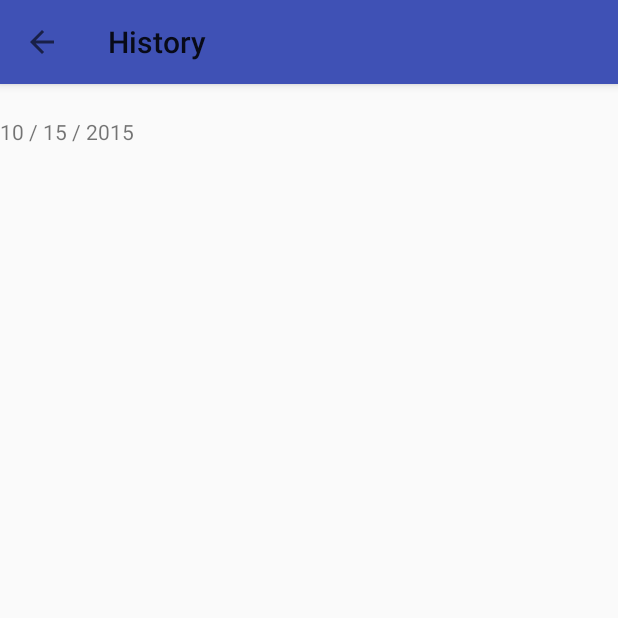
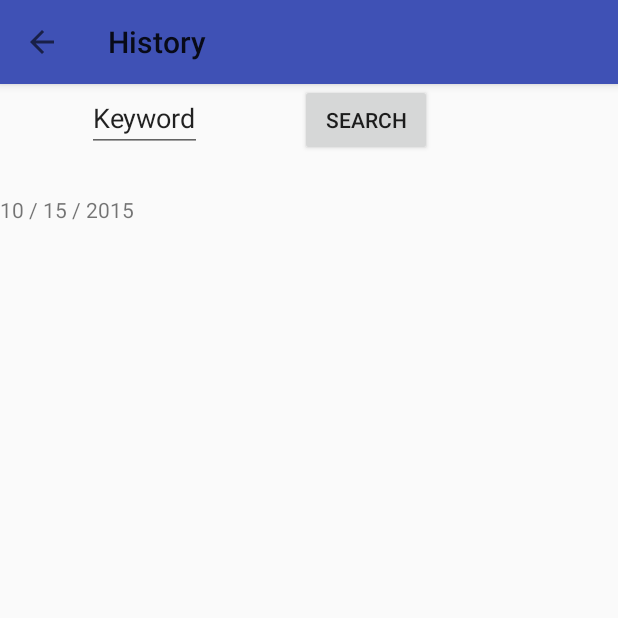
Before and after one commit to wHavelin/HackHarvard, an Android app: the ViewHistoryActivity screen opened directly, with no data from a screen before it, on a phone screen of 412 x 824 dp, the top half of it. Run offline under Robolectric (Android 15) with nearby library versions, the phone set to English and light mode, and no system bars; our stand-ins replace ButterKnife.

Commit message:
you can now search events

```diff
--- a/app/src/main/java/com/example/researchbeast/myspectrum/NewEventActivity.java
+++ b/app/src/main/java/com/example/researchbeast/myspectrum/NewEventActivity.java
@@ -21,6 +21,7 @@ import butterknife.ButterKnife;
 public class NewEventActivity extends AppCompatActivity {
     @Bind(R.id.date_edittext) EditText mDateEditText;
     @Bind(R.id.time_edittext) EditText mTimeEditText;
+    @Bind(R.id.duration_edittext) EditText mDurationEditText;
     @Bind(R.id.rating_edittext) EditText mRatingEditText;
     @Bind(R.id.notes_edittext) EditText mNotesEditText;
     @Bind(R.id.save_button) Button mSaveButton;
@@ -44,9 +45,10 @@ public class NewEventActivity extends AppCompatActivity {
                 Gson gson = new Gson();
                 String date = mDateEditText.getText().toString();
                 String time = mTimeEditText.getText().toString();
+                String duration = mDurationEditText.getText().toString();
                 String rating = mRatingEditText.getText().toString();
                 String notes = mNotesEditText.getText().toString();
-                NewEventModel eventModel = new NewEventModel(date,time,"0", rating,notes);
+                NewEventModel eventModel = new NewEventModel(date,time,duration, rating,notes);
                 String json = gson.toJson(eventModel);
                 mPrefEdit.putString(date + time, json);
                 mPrefEdit.commit();
--- a/app/src/main/java/com/example/researchbeast/myspectrum/ViewHistoryActivity.java
+++ b/app/src/main/java/com/example/researchbeast/myspectrum/ViewHistoryActivity.java
@@ -6,9 +6,12 @@ import android.os.Bundle;
 import android.preference.PreferenceManager;
 import android.support.v7.app.AppCompatActivity;
 import android.support.v7.widget.Toolbar;
+import android.util.Log;
 import android.view.View;
 import android.widget.AdapterView;
+import android.widget.EditText;
 import android.widget.ListView;
+import android.widget.TextView;
 
 import com.example.researchbeast.myspectrum.models.NewEventModel;
 import com.google.gson.Gson;
@@ -19,25 +22,37 @@ import java.util.Collections;
 import java.util.Map;
 import java.util.Set;
 
+import butterknife.Bind;
+
 import static com.example.researchbeast.myspectrum.R.id.eventListView;
+import static com.example.researchbeast.myspectrum.R.id.keywordToSearch;
 
 public class ViewHistoryActivity extends AppCompatActivity {
 
     SharedPreferences mprefs;
-
     @Override
     protected void onCreate(Bundle savedInstanceState) {
 
+        Intent iin= getIntent();
+        Bundle b = iin.getExtras();
+        String filter = "";
+        if(b!=null)
+        {
+            filter =(String) b.get("filter");
+        }
         mprefs = PreferenceManager.getDefaultSharedPreferences(this);
         Map<String, ?> entries = mprefs.getAll();
         Set<String> keys = entries.keySet();
         Gson gson = new Gson();
 
+
         final ArrayList<NewEventModel> myEventArray = new ArrayList<NewEventModel>();
 
         for(String key : keys) {
             NewEventModel model =  gson.fromJson((String) entries.get(key), NewEventModel.class);
-            myEventArray.add(model);
+            if(filter.equals("") || model.notes.contains(filter)){
+                myEventArray.add(model);
+            }
         }
 
         Collections.sort(myEventArray);
@@ -61,7 +76,7 @@ public class ViewHistoryActivity extends AppCompatActivity {
                 NewEventModel thisModel = myEventArray.get(position);
                 i.putExtra("date",thisModel.date);
                 i.putExtra("time",thisModel.time);
-                i.putExtra("duration","2 hours");
+                i.putExtra("duration",thisModel.duration);
                 i.putExtra("intensity",thisModel.rating);
                 i.putExtra("notes",thisModel.notes);
                 startActivity(i);
@@ -73,4 +88,12 @@ public class ViewHistoryActivity extends AppCompatActivity {
         // get shared settings
 
     }
+
+    public void searchHistory(View v){
+        Intent i = new Intent(ViewHistoryActivity.this, ViewHistoryActivity.class);
+        TextView someView = (TextView)findViewById(keywordToSearch);
+        Log.d("STATE", someView.getText().toString());
+        i.putExtra("filter", someView.getText().toString());
+        startActivity(i);
+    }
 }
--- a/app/src/main/res/layout/activity_view_history.xml
+++ b/app/src/main/res/layout/activity_view_history.xml
@@ -15,6 +15,31 @@
         android:layout_width="wrap_content"
         android:layout_height="wrap_content"
         android:id="@+id/eventListView"
-        android:layout_centerHorizontal="true"
-        android:layout_below="@id/toolbar"/>
+        android:layout_below="@+id/toolbar"
+        android:layout_alignParentLeft="true"
+        android:layout_alignParentStart="true"
+        android:layout_marginTop="52dp" />
+
+    <EditText
+        android:layout_width="wrap_content"
+        android:layout_height="wrap_content"
+        android:id="@+id/keywordToSearch"
+        android:text="Keyword"
+        android:layout_below="@+id/toolbar"
+        android:layout_alignParentLeft="true"
+        android:layout_alignParentStart="true"
+        android:layout_marginLeft="58dp"
+        android:layout_marginStart="58dp" />
+
+    <Button
+        android:layout_width="wrap_content"
+        android:layout_height="wrap_content"
+        android:text="Search"
+        android:id="@+id/button"
+        android:layout_alignTop="@+id/keywordToSearch"
+        android:layout_toRightOf="@+id/keywordToSearch"
+        android:layout_toEndOf="@+id/keywordToSearch"
+        android:layout_marginLeft="65dp"
+        android:layout_marginStart="65dp"
+        android:onClick="searchHistory" />
 </RelativeLayout>
```
Also changed, not shown: app/src/main/res/layout/activity_new_event.xml (+25 -12 lines).
